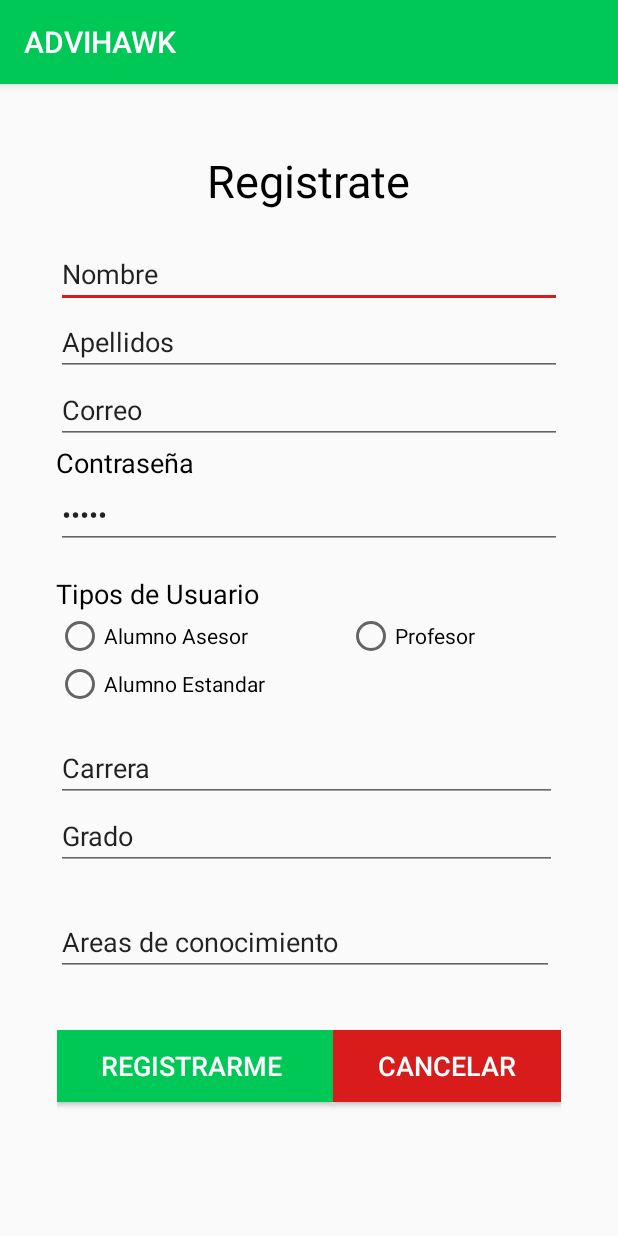
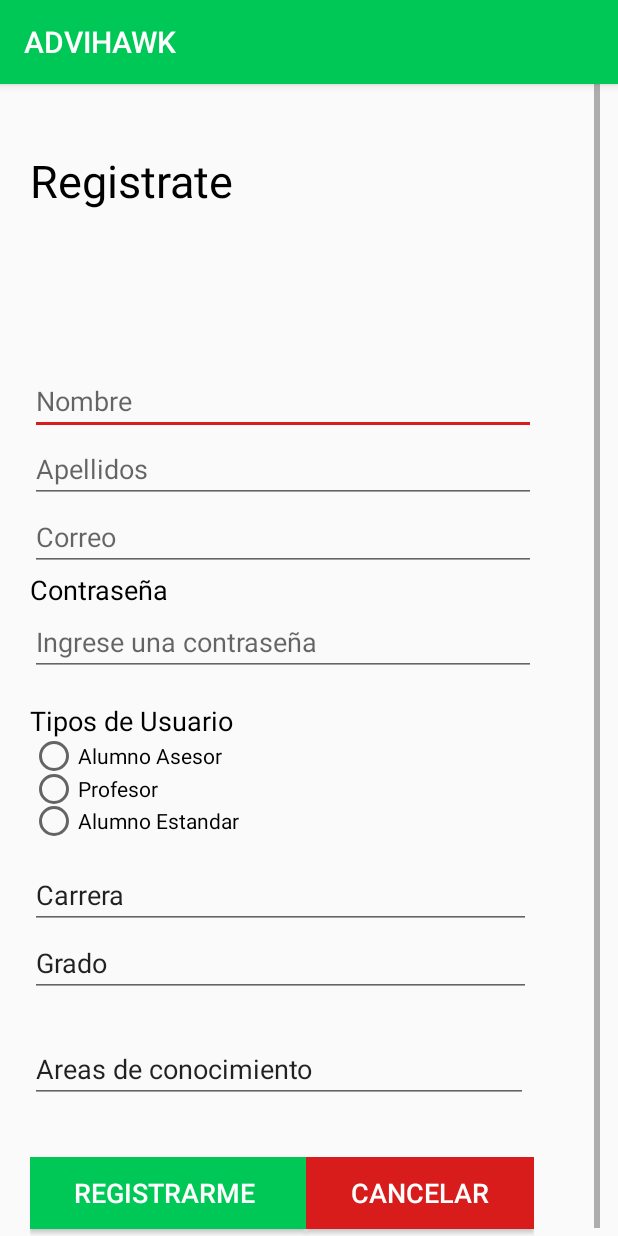
Before and after one commit to NeoxTec/ADVIHAWK, an Android app: the Registro screen opened directly, with no data from a screen before it, on a phone screen of 412 x 824 dp. Run offline under Robolectric (Android 15) with nearby library versions, the phone set to English and light mode, and no system bars.

Commit message:
0.- Se genera la relacion entre el Login y el registro por medio del boton registrarme. 1.- Se modifica el registro con un Scroll View 2.- Se agrupan los RadioButton en un ButtonGroupp para una sola seleccion

```diff
--- a/appMovil/app/src/main/java/com/example/fanny/advihawk/Login.java
+++ b/appMovil/app/src/main/java/com/example/fanny/advihawk/Login.java
@@ -1,7 +1,9 @@
 package com.example.fanny.advihawk;
 
+import android.content.Intent;
 import android.support.v7.app.AppCompatActivity;
 import android.os.Bundle;
+import android.view.View;
 
 public class Login extends AppCompatActivity {
 
@@ -10,4 +12,9 @@ public class Login extends AppCompatActivity {
         super.onCreate(savedInstanceState);
         setContentView(R.layout.activity_login);
     }
+
+    public void registrar(View view) {
+        Intent intent = new Intent(getApplicationContext(),Registro.class);
+        startActivity(intent);
+    }
 }
--- a/appMovil/app/src/main/res/layout/activity_login.xml
+++ b/appMovil/app/src/main/res/layout/activity_login.xml
@@ -100,6 +100,7 @@
             android:layout_height="wrap_content"
             android:layout_weight="1"
             android:background="@color/ic_launcher_background"
+            android:onClick="registrar"
             android:text="Registrarme"
             android:textColor="@color/colorPrimary"
             android:textSize="18sp" />
--- a/appMovil/app/src/main/res/layout/activity_registro.xml
+++ b/appMovil/app/src/main/res/layout/activity_registro.xml
@@ -5,6 +5,18 @@
     android:layout_width="match_parent"
     android:layout_height="match_parent"
     tools:context=".Registro">
+
+    <ScrollView
+        android:layout_width="match_parent"
+        android:layout_height="match_parent"
+        tools:layout_editor_absoluteX="162dp"
+        tools:layout_editor_absoluteY="8dp"
+        android:paddingHorizontal="12dp">
+
+        <LinearLayout
+            android:layout_width="wrap_content"
+            android:layout_height="wrap_content"
+            android:orientation="vertical">
 
             <TextView
                 android:id="@+id/textView2"
@@ -37,8 +49,8 @@
                     android:layout_width="match_parent"
                     android:layout_height="wrap_content"
                     android:ems="10"
-            android:inputType="textPersonName"
-            android:text="Nombre" />
+                    android:hint="Nombre"
+                    android:inputType="textPersonName" />
 
                 <EditText
                     android:id="@+id/editText5"
@@ -46,7 +58,7 @@
                     android:layout_height="wrap_content"
                     android:ems="10"
                     android:inputType="textPersonName"
-            android:text="Apellidos" />
+                    android:hint="Apellidos" />
 
                 <EditText
                     android:id="@+id/editText14"
@@ -54,7 +66,7 @@
                     android:layout_height="wrap_content"
                     android:ems="10"
                     android:inputType="textEmailAddress"
-            android:text="Correo" />
+                    android:hint="Correo" />
 
                 <TextView
                     android:id="@+id/textView6"
@@ -70,7 +82,7 @@
                     android:layout_height="wrap_content"
                     android:ems="10"
                     android:inputType="textPassword"
-            android:text="gfgfg" />
+                    android:hint="Ingrese una contraseña" />
 
             </LinearLayout>
 
@@ -95,10 +107,11 @@
                     android:textColor="@android:color/background_dark"
                     android:textSize="18sp" />
 
-        <LinearLayout
+
+                <RadioGroup
+                    android:id="@+id/tipo"
                     android:layout_width="346dp"
-            android:layout_height="wrap_content"
-            android:orientation="horizontal">
+                    android:layout_height="wrap_content">
 
                     <RadioButton
                         android:id="@+id/radioButton3"
@@ -113,12 +126,6 @@
                         android:layout_height="wrap_content"
                         android:layout_weight="1"
                         android:text="Profesor" />
-        </LinearLayout>
-
-        <LinearLayout
-            android:layout_width="match_parent"
-            android:layout_height="wrap_content"
-            android:orientation="horizontal">
 
                     <RadioButton
                         android:id="@+id/radioButton6"
@@ -126,7 +133,7 @@
                         android:layout_height="wrap_content"
                         android:layout_weight="1"
                         android:text="Alumno Estandar " />
-        </LinearLayout>
+                </RadioGroup>
 
             </LinearLayout>
 
@@ -215,5 +222,8 @@
                     android:textColor="@color/ic_launcher_background"
                     android:textSize="18sp" />
             </LinearLayout>
+        </LinearLayout>
+
+    </ScrollView>
 
 </android.support.constraint.ConstraintLayout>
```
Also changed, not shown: 2 other files. Lines whose indentation alone changed are shown as unchanged.
